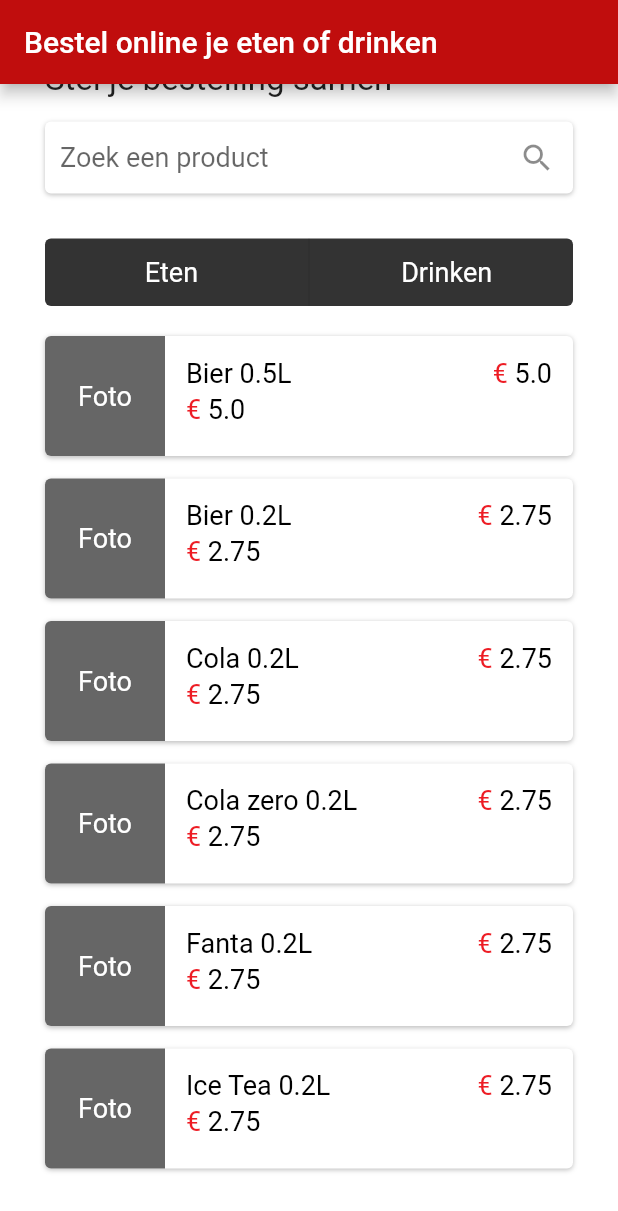
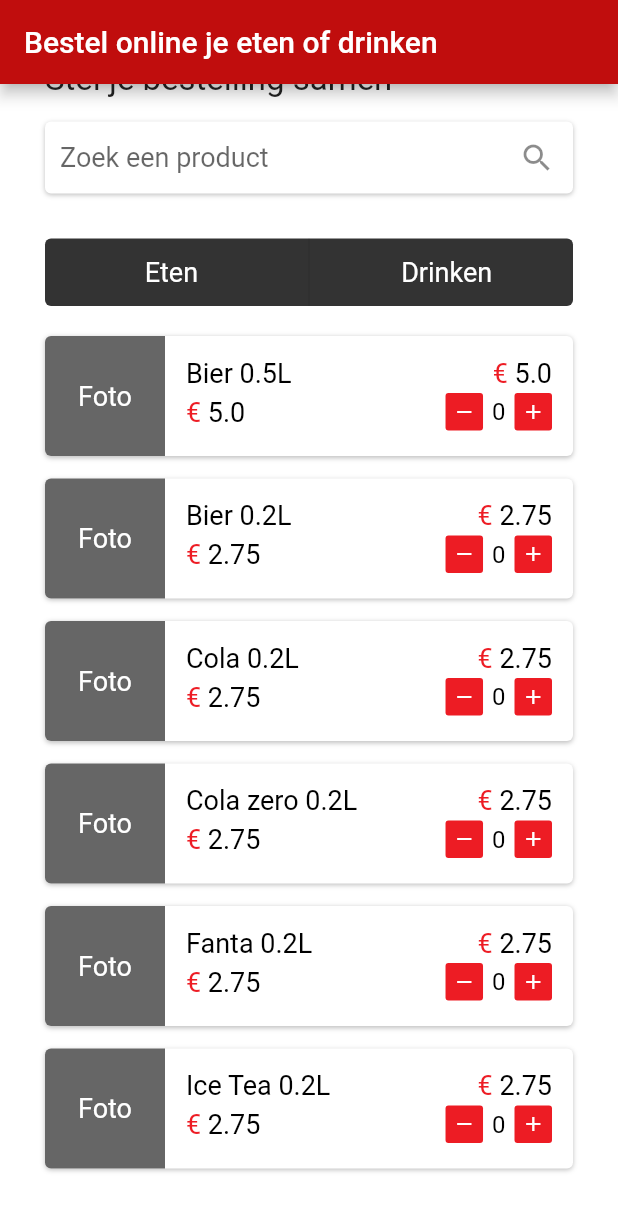
Before and after one commit to Semester6-PSV/catering-flutter-frontend, a Flutter app: the screen it shows after launch, scrolled down 46 dp, on a phone screen of 412 x 824 dp. Shown: the top 1211 px of the screen. Run offline on Flutter 3.47's test engine with Material 2 defaults, Android fonts, the light colour scheme and no system bars; Roboto replaces fonts that are missing (Klavika-Light, Klavika-Medium).

Commit message:
Add remove and add buttons for product items

```diff
--- a/lib/pages/orderPage/components/cateringProductListView.dart
+++ b/lib/pages/orderPage/components/cateringProductListView.dart
@@ -9,7 +9,28 @@ String productPriceToString(double price) {
   return price.toString();
 }
 
-Widget cateringProductListView(List<CateringProduct> products,double padding) {
+Widget productRemoveAddButton(int productId, IconData icon, Function onClick) {
+  return InkWell(
+      child: SizedBox(
+        width: 25,
+        height: 25,
+        child: Container(
+          decoration: const BoxDecoration(
+              color: COLOR_RED,
+              borderRadius:
+                  BorderRadius.all(Radius.circular(borderRadius / 2))),
+          child: Icon(
+            icon,
+            color: COLOR_WHITE,
+            size: 16,
+          ),
+        ),
+      ),
+      onTap: () =>{ onClick(productId) });
+}
+
+Widget cateringProductListView(List<CateringProduct> products, double padding,
+    Function onItemRemove, Function onItemAdd) {
   List<Widget> productItems = <Widget>[];
 
   for (int i = 0; i < products.length; i++) {
@@ -108,15 +129,19 @@ Widget cateringProductListView(List<CateringProduct> products,double padding) {
                             ],
                           ),
                           Row(
-                            children: const [
-                              // IconButton(icon: const Icon(Icons.remove_outlined), onPressed: (){}),
-                              Padding(
-                                  padding: EdgeInsets.fromLTRB(5, 0, 5, 0),
-                                  child: Text('',
+                            children: [
+                              productRemoveAddButton(product.id,
+                                  Icons.remove_outlined, onItemRemove),
+                              const Padding(
+                                  padding: EdgeInsets.symmetric(horizontal: 6),
+                                  child: Text('0',
                                       style: TextStyle(
-                                          fontFamily: 'Klavika-Medium',
-                                          fontSize: 16,
-                                          color: COLOR_BLACK)))
+                                        fontFamily: 'Klavika-Medium',
+                                        fontSize: 16,
+                                        color: COLOR_BLACK,
+                                      ))),
+                              productRemoveAddButton(product.id,
+                                  Icons.add_outlined, onItemAdd),
                             ],
                           )
                         ],
--- a/lib/pages/orderPage/index.dart
+++ b/lib/pages/orderPage/index.dart
@@ -27,6 +27,10 @@ class OrderPageState extends State<OrderPage> {
       //TODO - Also update product list according to selected product type ("eten" or "drinken")
     });
   }
+
+  void onProductItemRemove(int productId) {print('remove product item');}
+
+  void onProductItemAdd(int productId) {print('add product item');}
 
   Widget productSelector(String title, int index) {
     String fontFamily = 'Klavika-Light';
@@ -86,8 +90,8 @@ class OrderPageState extends State<OrderPage> {
                             duration: const Duration(milliseconds: 400),
                             decoration: const BoxDecoration(
                                 color: COLOR_GREY,
-                                borderRadius:
-                                    BorderRadius.all(Radius.circular(borderRadius))),
+                                borderRadius: BorderRadius.all(
+                                    Radius.circular(borderRadius))),
                             child: Row(children: [
                               Expanded(child: productSelector('Eten', 0)),
                               VerticalDivider(
@@ -96,7 +100,7 @@ class OrderPageState extends State<OrderPage> {
                               Expanded(child: productSelector('Drinken', 1)),
                             ], mainAxisAlignment: MainAxisAlignment.center)),
                         const SizedBox(height: 20),
-                        cateringProductListView(cateringProducts, gridPadding)
+                        cateringProductListView(cateringProducts, gridPadding, onProductItemRemove, onProductItemAdd)
                       ])),
             )));
   }
```
